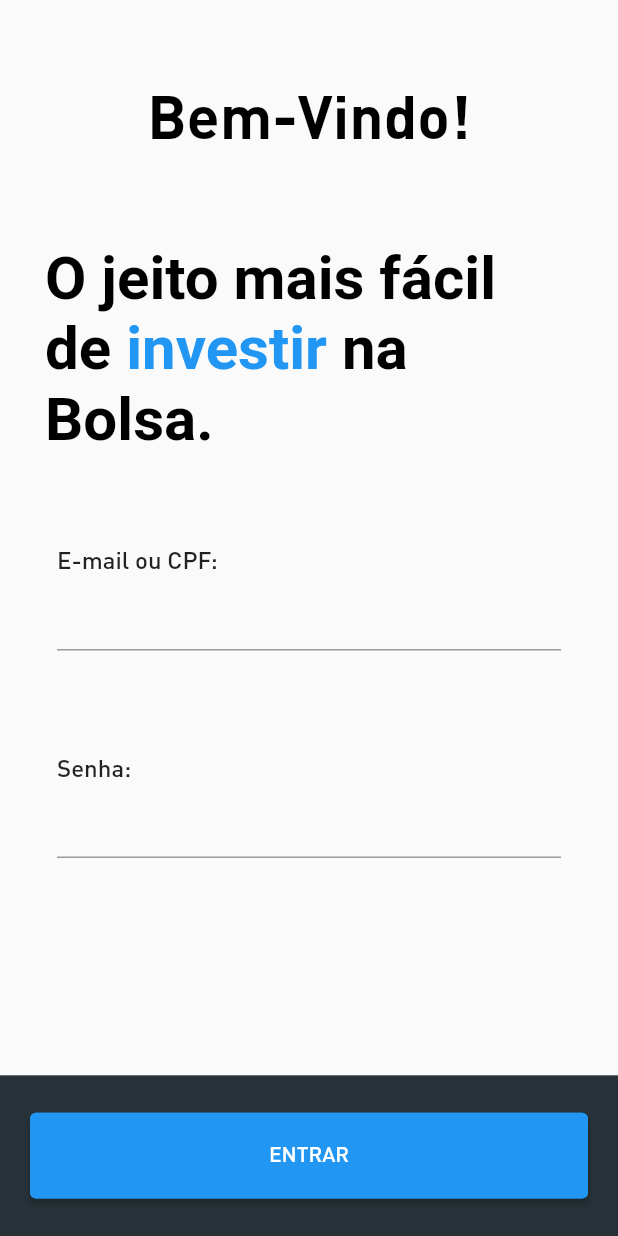
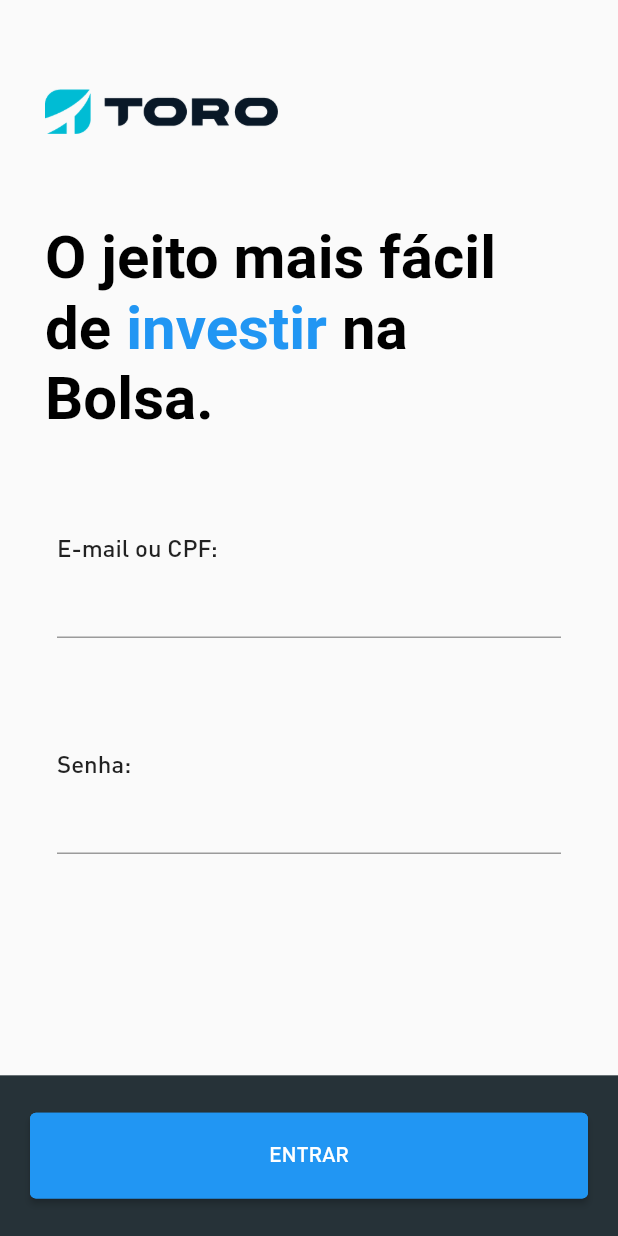
Before and after one commit to MatheusMontanha/desafio, a Flutter app: the screen it shows after launch, after a tap on "Abra sua conta grátis", on a phone screen of 412 x 824 dp. Run offline on Flutter 3.47's test engine with Material 2 defaults, Android fonts, the phone set to English and light mode, and no system bars; our stand-ins replace carousel_slider, equatable, flutter_bloc, flutter_svg, smooth_page_indicator; project files that could hold a hidden picture were left out.

Commit message:
widget tests and ci/cd example

```diff
--- a/technical_case/lib/modules/login_module/widgets/login_widget.dart
+++ b/technical_case/lib/modules/login_module/widgets/login_widget.dart
@@ -3,6 +3,7 @@ import 'package:flutter/widgets.dart';
 import 'package:technical_case/modules/login_module/widgets/login_text_field.dart';
 import 'package:technical_case/modules/utils/localization/assets_types.dart';
 import 'package:technical_case/modules/utils/localization/localization.dart';
+import 'package:technical_case/modules/widgets/asset_widget.dart';
 import 'package:technical_case/modules/widgets/widgets.dart';
 
 class LoginPageWidget extends StatefulWidget {
@@ -18,12 +19,14 @@ class _LoginPageWidgetState extends State<LoginPageWidget> {
   Widget build(BuildContext context) {
     return SafeArea(
       child: Scaffold(
+        key: const Key("login_widget_page_key"),
         body: Padding(
           padding: const EdgeInsets.all(30),
           child: SingleChildScrollView(
             child: SizedBox(
               height: MediaQuery.of(context).size.height * 0.7,
               child: Column(
+                key: const Key("login_widget_items_key"),
                 crossAxisAlignment: CrossAxisAlignment.start,
                 mainAxisAlignment: MainAxisAlignment.spaceAround,
                 mainAxisSize: MainAxisSize.max,
@@ -67,6 +70,7 @@ class _LoginPageWidgetState extends State<LoginPageWidget> {
           ),
         ),
         bottomNavigationBar: Container(
+          key: const Key("login_widget_bottom_navigation_key"),
           height: MediaQuery.of(context).size.height * 0.13,
           color: Colors.blueGrey[900],
           child: DefaultButton(
--- a/technical_case/lib/modules/onboarding_module/onboarding_blocs/onboarding_state.dart
+++ b/technical_case/lib/modules/onboarding_module/onboarding_blocs/onboarding_state.dart
@@ -5,6 +5,9 @@ import 'package:meta/meta.dart';
 @immutable
 abstract class OnboardingState extends Equatable {
   const OnboardingState();
+
+  @override
+  List<Object?> get props => [];
 }
 
 class InitialOnboardingState extends OnboardingState {
--- a/technical_case/lib/modules/onboarding_module/widgets/onboarding_last_step_widget.dart
+++ b/technical_case/lib/modules/onboarding_module/widgets/onboarding_last_step_widget.dart
@@ -65,7 +65,10 @@ class OnboardingLastStepWidget extends StatelessWidget {
         Flexible(
           child: Text(
             text,
-            style: const TextStyle(fontSize: 16, color: Colors.grey),
+            style: const TextStyle(
+              fontSize: 16,
+              color: Colors.grey,
+            ),
           ),
         ),
       ],
--- a/technical_case/lib/modules/onboarding_module/widgets/onboarding_route_widget.dart
+++ b/technical_case/lib/modules/onboarding_module/widgets/onboarding_route_widget.dart
@@ -4,15 +4,22 @@ import 'package:technical_case/modules/onboarding_module/onboarding_blocs/bloc.d
 
 import 'onboarding_widget.dart';
 
-class OnboardingRouteWidget extends StatelessWidget {
+OnboardingBloc _onboardingBloc = OnboardingBloc(
+  InitialOnboardingState(),
+);
+
+class OnboardingRouteWidget extends StatefulWidget {
   const OnboardingRouteWidget({Key? key}) : super(key: key);
 
   @override
+  State<OnboardingRouteWidget> createState() => _OnboardingRouteWidgetState();
+}
+
+class _OnboardingRouteWidgetState extends State<OnboardingRouteWidget> {
+  @override
   Widget build(BuildContext context) {
     return BlocProvider(
-      create: (context) => OnboardingBloc(
-        InitialOnboardingState(),
-      )..add(const OnboardingInitialEvent()),
+      create: (context) => _onboardingBloc..add(const OnboardingInitialEvent()),
       child: const OnboardingPageWidget(),
     );
   }
--- a/technical_case/lib/modules/onboarding_module/widgets/onboarding_step_two_widget.dart
+++ b/technical_case/lib/modules/onboarding_module/widgets/onboarding_step_two_widget.dart
@@ -1,3 +1,4 @@
+import 'package:flutter/material.dart';
 import 'package:flutter/widgets.dart';
 import 'package:flutter_svg/flutter_svg.dart';
 
@@ -43,6 +44,7 @@ class OnboardingStepTwoWidget extends StatelessWidget {
                 subtitle!,
                 style: const TextStyle(
                   fontSize: 16,
+                  color: Colors.grey,
                 ),
                 textAlign: TextAlign.center,
               ),
--- a/technical_case/lib/modules/onboarding_module/widgets/onboarding_widget.dart
+++ b/technical_case/lib/modules/onboarding_module/widgets/onboarding_widget.dart
@@ -36,6 +36,7 @@ class _OnboardingPageWidgetState extends State<OnboardingPageWidget> {
                 mainAxisAlignment: MainAxisAlignment.spaceAround,
                 children: [
                   CarouselSlider(
+                    key: const Key("onboarding_widget_steps_key"),
                     items: [...steps],
                     options: CarouselOptions(
                       enlargeCenterPage: true,
--- /dev/null
+++ b/technical_case/lib/modules/widgets/asset_timer_widget.dart
@@ -0,0 +1,69 @@
+import 'dart:async';
+
+import 'package:flutter/material.dart';
+import 'package:flutter/widgets.dart';
+import 'package:technical_case/modules/utils/localization/assets_types.dart';
+import 'package:technical_case/modules/utils/localization/localization.dart';
+import 'package:technical_case/modules/utils/localization/localization_assets.dart';
+
+class AssetTimerWidget extends StatefulWidget {
+  final double maxHeight;
+  final AssetChosen assetChosen;
+  final Alignment alignment;
+  const AssetTimerWidget({
+    Key? key,
+    required this.maxHeight,
+    required this.assetChosen,
+    this.alignment = Alignment.center,
+  }) : super(key: key);
+
+  @override
+  State<AssetTimerWidget> createState() => _AssetWidgetState();
+}
+
+class _AssetWidgetState extends State<AssetTimerWidget> {
+  int second = 2;
+  late Timer timer;
+
+  @override
+  Widget build(BuildContext context) {
+    timer = Timer.periodic(Duration(seconds: second), (timer) {
+      if (second == 0) {
+        setState(() {
+          timer.cancel();
+        });
+      } else {
+        setState(() {
+          second--;
+        });
+      }
+    });
+    return AnimatedCrossFade(
+      firstCurve: Curves.easeOut,
+      secondCurve: Curves.easeIn,
+      sizeCurve: Curves.bounceOut,
+      crossFadeState:
+          second == 0 ? CrossFadeState.showSecond : CrossFadeState.showFirst,
+      duration: const Duration(microseconds: 500),
+      firstChild: Center(
+        child: Text(LocalizationStrings().getSplashscreenStrings().welcomeText,
+            style: const TextStyle(
+              color: Colors.black,
+              fontWeight: FontWeight.bold,
+              fontSize: 40,
+            )),
+      ),
+      secondChild: Container(
+        height: widget.maxHeight,
+        decoration: BoxDecoration(
+          image: DecorationImage(
+            alignment: widget.alignment,
+            image: AssetImage(
+              LocalizationAssetsSdk().getAsset(widget.assetChosen),
+            ),
+          ),
+        ),
+      ),
+    );
+  }
+}
--- a/technical_case/lib/modules/widgets/asset_widget.dart
+++ b/technical_case/lib/modules/widgets/asset_widget.dart
@@ -1,5 +1,3 @@
-import 'dart:async';
-
 import 'package:flutter/material.dart';
 import 'package:flutter/widgets.dart';
 import 'package:technical_case/modules/utils/localization/assets_types.dart';
@@ -22,38 +20,9 @@ class AssetWidget extends StatefulWidget {
 }
 
 class _AssetWidgetState extends State<AssetWidget> {
-  int second = 2;
-  late Timer timer;
-
   @override
   Widget build(BuildContext context) {
-    timer = Timer.periodic(Duration(seconds: second), (timer) {
-      if (second == 0) {
-        setState(() {
-          timer.cancel();
-        });
-      } else {
-        setState(() {
-          second--;
-        });
-      }
-    });
-    return AnimatedCrossFade(
-      firstCurve: Curves.easeOut,
-      secondCurve: Curves.easeIn,
-      sizeCurve: Curves.bounceOut,
-      crossFadeState:
-          second == 0 ? CrossFadeState.showSecond : CrossFadeState.showFirst,
-      duration: const Duration(microseconds: 500),
-      firstChild: Center(
-        child: Text(LocalizationStrings().getSplashscreenStrings().welcomeText,
-            style: const TextStyle(
-              color: Colors.black,
-              fontWeight: FontWeight.bold,
-              fontSize: 40,
-            )),
-      ),
-      secondChild: Container(
+    return Container(
       height: widget.maxHeight,
       decoration: BoxDecoration(
         image: DecorationImage(
@@ -63,7 +32,6 @@ class _AssetWidgetState extends State<AssetWidget> {
           ),
         ),
       ),
-      ),
     );
   }
 }
--- a/technical_case/lib/modules/widgets/splash_screen.dart
+++ b/technical_case/lib/modules/widgets/splash_screen.dart
@@ -3,7 +3,7 @@ import 'package:flutter/widgets.dart';
 import 'package:technical_case/modules/router/routes.dart';
 import 'package:technical_case/modules/utils/localization/assets_types.dart';
 
-import 'asset_widget.dart';
+import 'asset_timer_widget.dart';
 
 class SplashScreenWidget extends StatefulWidget {
   const SplashScreenWidget({Key? key}) : super(key: key);
@@ -30,7 +30,7 @@ class _SplashScreenWidgetState extends State<SplashScreenWidget> {
       child: Scaffold(
         body: Container(
           alignment: Alignment.center,
-          child: const AssetWidget(
+          child: const AssetTimerWidget(
             maxHeight: 100,
             assetChosen: AssetChosen.toroLogo,
           ),
--- a/technical_case/lib/modules/widgets/widgets.dart
+++ b/technical_case/lib/modules/widgets/widgets.dart
@@ -1,3 +1,3 @@
-export 'asset_widget.dart';
+export 'asset_timer_widget.dart';
 export 'splash_screen.dart';
 export 'global_button_widget.dart';
--- a/technical_case/pubspec.yaml
+++ b/technical_case/pubspec.yaml
@@ -34,8 +34,8 @@ dependencies:
   smooth_page_indicator: ^1.0.0+2
   flutter_bloc: ^7.3.2
   equatable: ^2.0.3
-  bloc_test: ^8.4.0
-  mockito: ^5.0.16
+  bloc_test: ^8.1.0
+  mocktail: ^0.1.4
   # The following adds the Cupertino Icons font to your application.
   # Use with the CupertinoIcons class for iOS style icons.
   cupertino_icons: ^1.0.2
```
Also changed, not shown: technical_case/pubspec.lock, 3 other files. Lines whose indentation alone changed are shown as unchanged.
